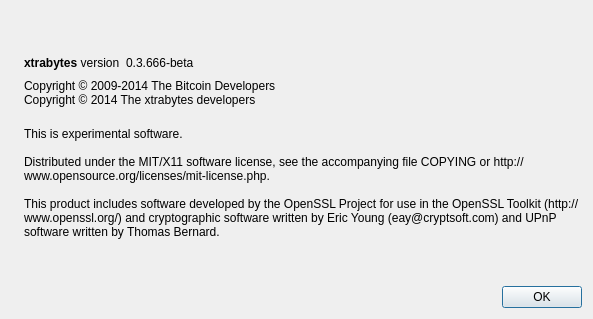
First picture: the form in src/qt/forms/aboutdialog.ui, repository XTRABYTES/XTRABYTES, before the edit.
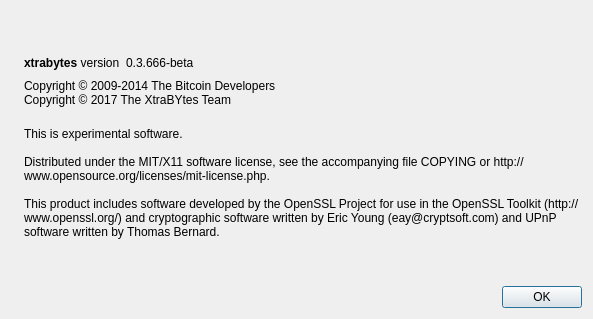
Second picture: the form after the edit. Icons and pictures are not drawn.

```diff
--- a/src/qt/forms/aboutdialog.ui
+++ b/src/qt/forms/aboutdialog.ui
@@ -92,7 +92,7 @@
        </property>
        <property name="text">
         <string>Copyright © 2009-2014 The Bitcoin Developers
-Copyright © 2014 The xtrabytes developers</string>
+Copyright © 2017 The XtraBYtes Team</string>
        </property>
        <property name="textInteractionFlags">
         <set>Qt::LinksAccessibleByMouse|Qt::TextSelectableByKeyboard|Qt::TextSelectableByMouse</set>
```
Left out of the diff: 2 changed lines with no effect on the pictures.
